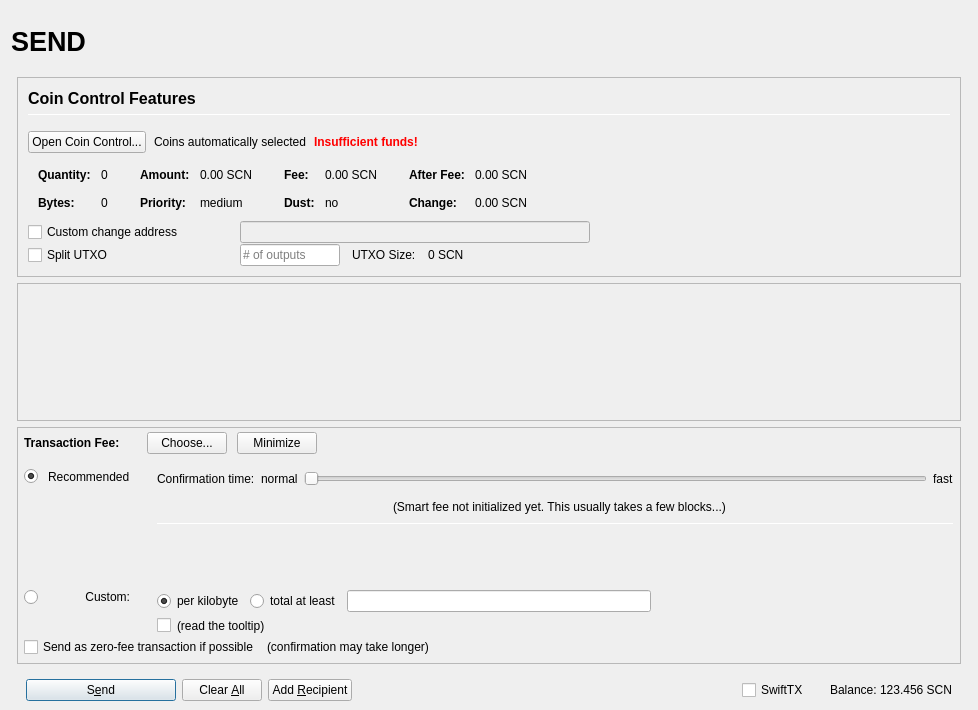
The window that src/qt/forms/sendcoinsdialog.ui (securecloudnet/SecureCloud) describes before a commit, drawn with Qt 5.
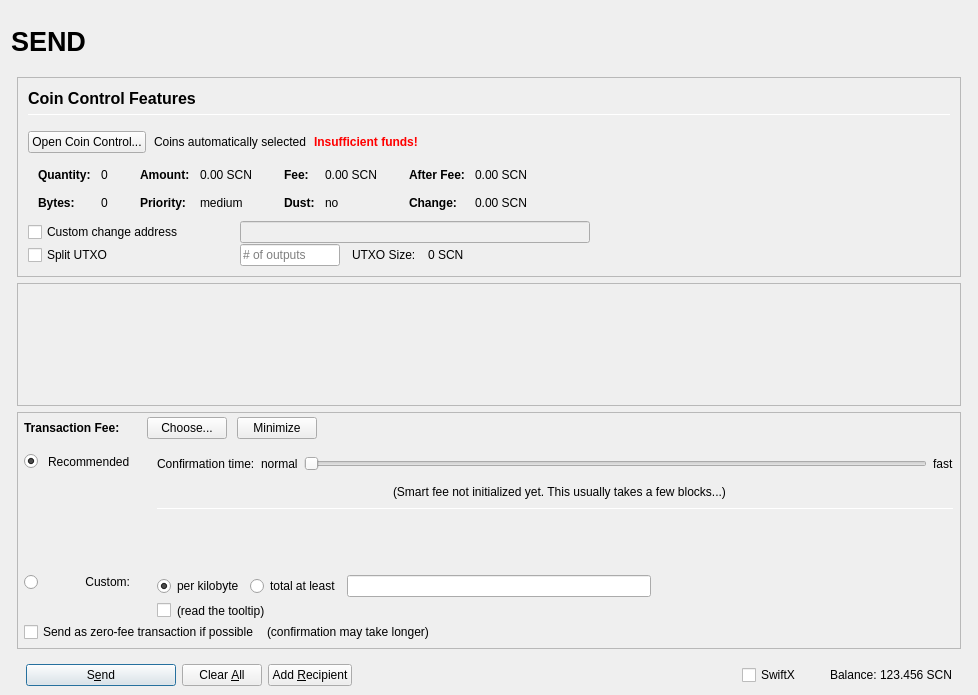
The same window after the commit. Icons and pictures are not drawn. Custom widgets are drawn as their Qt base class.

```diff
--- a/src/qt/forms/sendcoinsdialog.ui
+++ b/src/qt/forms/sendcoinsdialog.ui
@@ -10,7 +10,7 @@
     <x>0</x>
     <y>0</y>
     <width>978</width>
-    <height>710</height>
+    <height>695</height>
    </rect>
   </property>
   <property name="windowTitle">
@@ -898,7 +898,7 @@
              <x>0</x>
              <y>0</y>
              <width>944</width>
-             <height>73</height>
+             <height>68</height>
             </rect>
            </property>
            <layout class="QVBoxLayout" name="verticalLayout_2" stretch="0,1">
@@ -1692,7 +1692,7 @@
                 </size>
                </property>
                <property name="text">
-                <string>SwiftTX</string>
+                <string>SwiftX</string>
                </property>
               </widget>
              </item>
```
